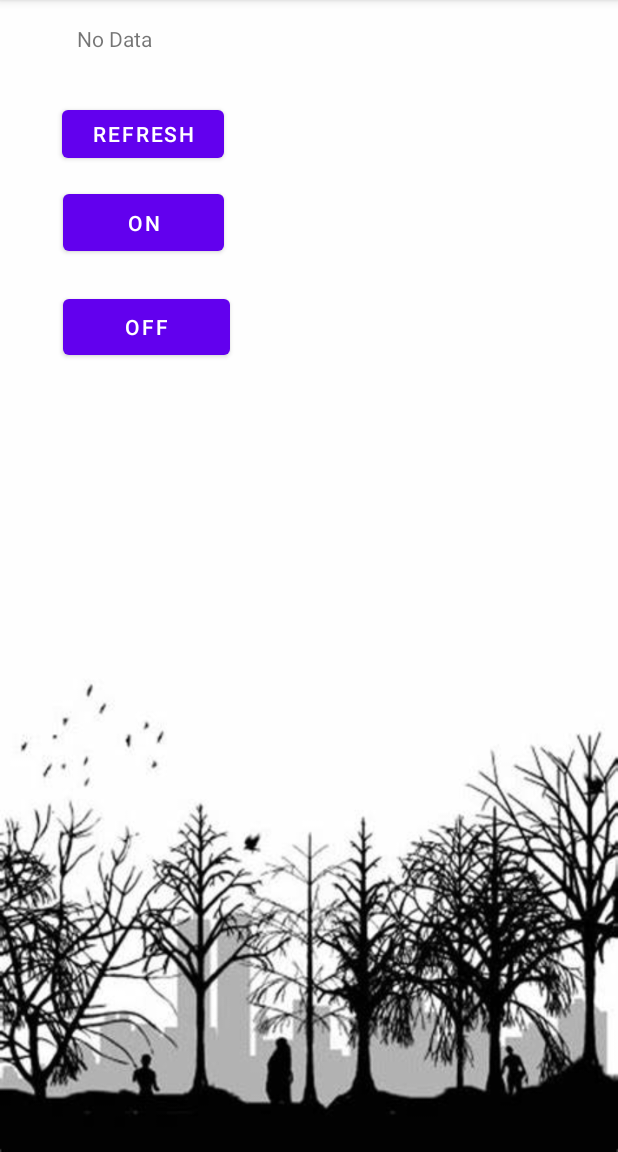
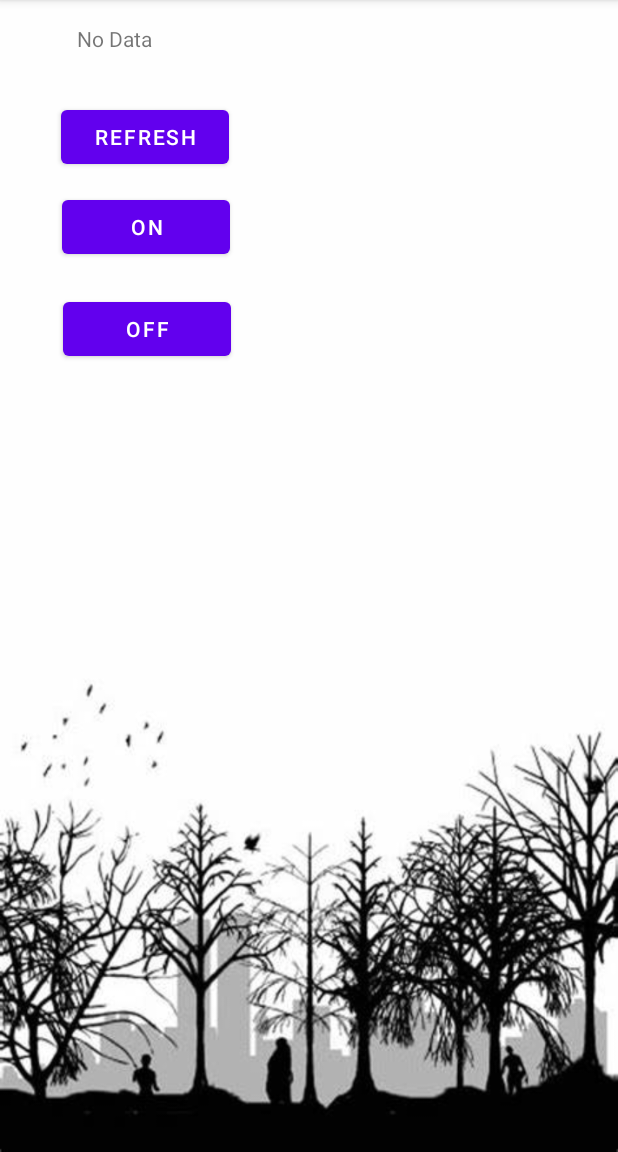
Before and after one commit to MobileApplication123/Antares, an Android app: the screen it shows after launch (MainActivity), on a phone screen of 412 x 824 dp, the part 84-1236 px from its top. Run offline under Robolectric (Android 15) with nearby library versions, the phone set to English and light mode, and no system bars.

Commit message:
benerin layout

```diff
--- a/app/src/main/res/layout/activity_main.xml
+++ b/app/src/main/res/layout/activity_main.xml
@@ -21,8 +21,8 @@
 
     <Button
         android:id="@+id/btnRefresh"
-        android:layout_width="108dp"
-        android:layout_height="44dp"
+        android:layout_width="112dp"
+        android:layout_height="48dp"
         android:layout_marginTop="32dp"
         android:text="Refresh"
         app:layout_constraintEnd_toEndOf="parent"
@@ -32,8 +32,8 @@
 
     <Button
         android:id="@+id/btnOn"
-        android:layout_width="107dp"
-        android:layout_height="50dp"
+        android:layout_width="112dp"
+        android:layout_height="48dp"
         android:layout_marginTop="12dp"
         android:text="On"
         app:layout_constraintEnd_toEndOf="parent"
@@ -43,8 +43,8 @@
 
     <Button
         android:id="@+id/btnOff"
-        android:layout_width="111dp"
-        android:layout_height="49dp"
+        android:layout_width="112dp"
+        android:layout_height="48dp"
         android:text="Off"
         app:layout_constraintBottom_toBottomOf="parent"
         app:layout_constraintEnd_toEndOf="parent"
```
